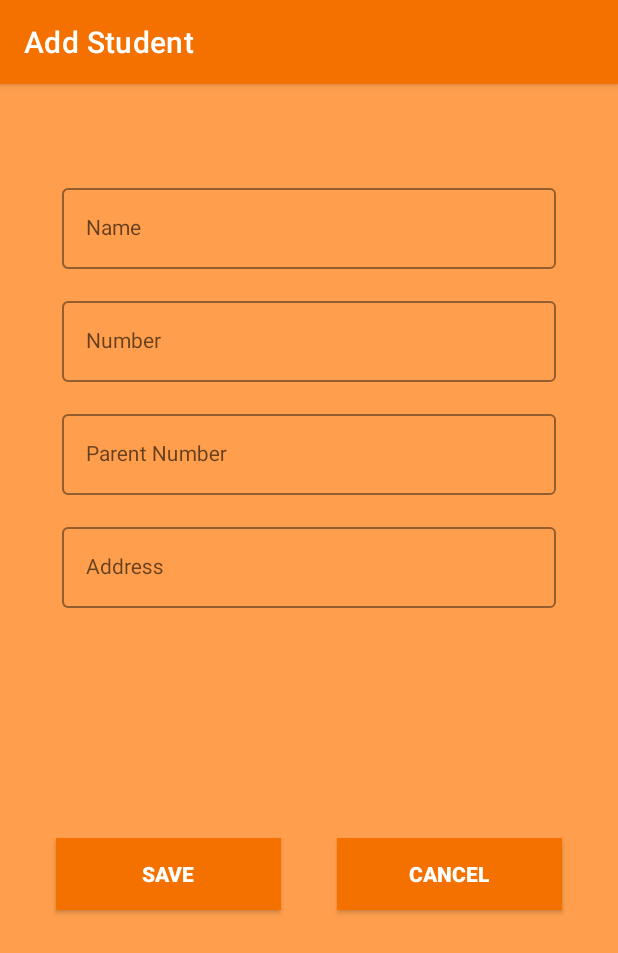
After one commit to selcannarin/SchoolBusTracker-Driver, an Android app: the AddStudentFragment screen opened through its navigation route, on a phone screen of 412 x 824 dp. The commit adds this screen. Shown: the top 953 px of the screen. Run offline under Robolectric (Android 15) with nearby library versions, the phone set to English and light mode, and no system bars; our stand-ins replace Dagger/Hilt's generated code, Firebase (no records; nobody signed in at launch, a user with empty details on screens opened directly).

Commit message:
add AddStudent fragment ui and business logic and updates in AttendanceFragment data layer

```diff
--- a/app/src/main/java/com/selcannarin/schoolbustrackerdriver/data/model/Driver.kt
+++ b/app/src/main/java/com/selcannarin/schoolbustrackerdriver/data/model/Driver.kt
@@ -8,5 +8,5 @@ data class Driver(
 
     val licensePlate: String = "",
 
-    val students: List<Int>? = null
+    var students: List<Int>? = null
 )
--- a/app/src/main/java/com/selcannarin/schoolbustrackerdriver/data/model/Student.kt
+++ b/app/src/main/java/com/selcannarin/schoolbustrackerdriver/data/model/Student.kt
@@ -6,9 +6,7 @@ data class Student(
 
     val student_name : String = "",
 
-    val student_status: Boolean = true,
-
     val parent_phone_number: Long = 0,
 
-    val student_adress: String = ""
+    val student_address: String = ""
 )
--- /dev/null
+++ b/app/src/main/java/com/selcannarin/schoolbustrackerdriver/ui/attendance/AddStudentFragment.kt
@@ -0,0 +1,144 @@
+package com.selcannarin.schoolbustrackerdriver.ui.attendance
+
+import android.os.Bundle
+import android.view.LayoutInflater
+import android.view.View
+import android.view.ViewGroup
+import android.widget.Toast
+import androidx.appcompat.app.AppCompatActivity
+import androidx.fragment.app.Fragment
+import androidx.fragment.app.viewModels
+import androidx.navigation.fragment.findNavController
+import com.selcannarin.schoolbustrackerdriver.R
+import com.selcannarin.schoolbustrackerdriver.data.model.Driver
+import com.selcannarin.schoolbustrackerdriver.data.model.Student
+import com.selcannarin.schoolbustrackerdriver.databinding.FragmentAddStudentBinding
+import com.selcannarin.schoolbustrackerdriver.ui.auth.AuthViewModel
+import com.selcannarin.schoolbustrackerdriver.ui.profile.ProfileViewModel
+import com.selcannarin.schoolbustrackerdriver.util.UiState
+import dagger.hilt.android.AndroidEntryPoint
+
+@AndroidEntryPoint
+class AddStudentFragment : Fragment() {
+
+    private lateinit var binding: FragmentAddStudentBinding
+    private val authViewModel: AuthViewModel by viewModels()
+    private val profileViewModel: ProfileViewModel by viewModels()
+    private val attendanceViewModel: AttendanceViewModel by viewModels()
+
+    override fun onViewCreated(view: View, savedInstanceState: Bundle?) {
+        super.onViewCreated(view, savedInstanceState)
+        binding = FragmentAddStudentBinding.bind(view)
+        val toolbar = (activity as AppCompatActivity).supportActionBar
+        toolbar?.title = "Add Student"
+
+        setupListeners()
+    }
+
+    override fun onCreateView(
+        inflater: LayoutInflater,
+        container: ViewGroup?,
+        savedInstanceState: Bundle?
+    ): View {
+        binding = FragmentAddStudentBinding.inflate(inflater)
+
+        return binding.root
+    }
+
+    private fun setupListeners() {
+        binding?.apply {
+            buttonSave.setOnClickListener {
+
+                val name = binding.editTextName.text.toString()
+                val number = binding.editTextNumber.text.toString().toInt()
+                val parentNumber = binding.editTextParentNumber.text.toString().toLong()
+                val address = binding.editTextAddress.text.toString()
+
+                if (name.isEmpty()) {
+                    binding.editTextName.error = "Student Name should not be empty"
+                    return@setOnClickListener
+                }
+                if (number == null) {
+                    binding.editTextNumber.error = "Student Number should not be empty"
+                    return@setOnClickListener
+                }
+                if (parentNumber == null) {
+                    binding.editTextParentNumber.error = "Parent Number should not be empty"
+                    return@setOnClickListener
+                }
+                if (address.isEmpty()) {
+                    binding.editTextAddress.error = "Student Address should not be empty"
+                    return@setOnClickListener
+                }
+
+                val newStudent = Student(number, name, parentNumber.toLong(), address)
+
+                checkUser(newStudent)
+
+            }
+
+            buttonCancel.setOnClickListener {
+                findNavController().navigate(R.id.action_addStudentFragment_to_attendanceFragment)
+            }
+
+        }
+    }
+
+    private fun checkUser(student: Student) {
+        authViewModel.getCurrentUser()
+        authViewModel.currentUser.observe(viewLifecycleOwner) { user ->
+            if (user != null) {
+                val email = user.email ?: ""
+                val fullName = ""
+                val licensePlate = ""
+                val students: List<Int> = emptyList()
+                profileViewModel.getDriver(Driver(email, fullName, licensePlate, students))
+                profileViewModel.driver.observe(viewLifecycleOwner) { driverState ->
+                    when (driverState) {
+                        is UiState.Success -> {
+                            val driver = driverState.data
+                            addStudent(driver, student)
+                        }
+
+                        is UiState.Failure -> {
+                            Toast.makeText(
+                                requireContext(),
+                                "User not found. Please login!",
+                                Toast.LENGTH_SHORT
+                            ).show()
+                        }
+
+                        else -> {}
+                    }
+                }
+            }
+        }
+    }
+
+    private fun addStudent(user: Driver, student: Student) {
+        attendanceViewModel.addStudent(user, student)
+        attendanceViewModel.addStudent.observe(viewLifecycleOwner) { studentState ->
+            when (studentState) {
+                is UiState.Success -> {
+                    val addedStudent = studentState.data
+                    Toast.makeText(
+                        requireContext(),
+                        "The student added successfully!",
+                        Toast.LENGTH_SHORT
+                    ).show()
+                    findNavController().navigate(R.id.action_addStudentFragment_to_attendanceFragment)
+                }
+
+                is UiState.Failure -> {
+                    Toast.makeText(
+                        requireContext(),
+                        "The student could not be added. Try again!",
+                        Toast.LENGTH_SHORT
+                    ).show()
+                }
+
+                else -> {}
+            }
+        }
+    }
+}
--- /dev/null
+++ b/app/src/main/res/layout/fragment_add_student.xml
@@ -0,0 +1,141 @@
+<?xml version="1.0" encoding="utf-8"?>
+<androidx.constraintlayout.widget.ConstraintLayout xmlns:android="http://schemas.android.com/apk/res/android"
+    xmlns:app="http://schemas.android.com/apk/res-auto"
+    android:layout_width="match_parent"
+    android:layout_height="match_parent"
+    android:background="@color/light_orange">
+
+
+    <com.google.android.material.textfield.TextInputLayout
+        android:id="@+id/nameLayout"
+        style="@style/LoginTextInputOuterFieldStyle"
+        android:layout_width="0dp"
+        android:layout_height="wrap_content"
+        android:layout_marginHorizontal="24dp"
+        android:layout_marginTop="64dp"
+        app:boxStrokeColor="#1E1E1E"
+        app:hintTextColor="#1E1E1E"
+        app:layout_constraintEnd_toEndOf="parent"
+        app:layout_constraintHorizontal_bias="0.5"
+        app:layout_constraintStart_toStartOf="parent"
+        app:layout_constraintTop_toTopOf="parent"
+        app:layout_constraintWidth_default="percent"
+        app:layout_constraintWidth_percent="0.8">
+
+        <com.google.android.material.textfield.TextInputEditText
+            android:id="@+id/editTextName"
+            style="@style/LoginTextInputInnerFieldStyle"
+            android:layout_width="match_parent"
+            android:layout_height="wrap_content"
+            android:hint="Name" />
+    </com.google.android.material.textfield.TextInputLayout>
+
+    <com.google.android.material.textfield.TextInputLayout
+        android:id="@+id/numberLayout"
+        style="@style/LoginTextInputOuterFieldStyle"
+        android:layout_width="0dp"
+        android:layout_height="wrap_content"
+        android:layout_marginHorizontal="24dp"
+        android:layout_marginTop="16dp"
+        app:boxStrokeColor="#1E1E1E"
+        app:hintTextColor="#1E1E1E"
+        app:layout_constraintEnd_toEndOf="parent"
+        app:layout_constraintHorizontal_bias="0.5"
+        app:layout_constraintStart_toStartOf="parent"
+        app:layout_constraintTop_toBottomOf="@id/nameLayout"
+        app:layout_constraintWidth_default="percent"
+        app:layout_constraintWidth_percent="0.8">
+
+        <com.google.android.material.textfield.TextInputEditText
+            android:id="@+id/editTextNumber"
+            style="@style/LoginTextInputInnerFieldStyle"
+            android:layout_width="match_parent"
+            android:layout_height="wrap_content"
+            android:hint="Number"
+            android:inputType="number" />
+    </com.google.android.material.textfield.TextInputLayout>
+
+    <com.google.android.material.textfield.TextInputLayout
+        android:id="@+id/parentNumberLayout"
+        style="@style/LoginTextInputOuterFieldStyle"
+        android:layout_width="0dp"
+        android:layout_height="wrap_content"
+        android:layout_marginHorizontal="24dp"
+        android:layout_marginTop="16dp"
+        app:boxStrokeColor="#1E1E1E"
+        app:hintTextColor="#1E1E1E"
+        app:layout_constraintEnd_toEndOf="parent"
+        app:layout_constraintHorizontal_bias="0.5"
+        app:layout_constraintStart_toStartOf="parent"
+        app:layout_constraintTop_toBottomOf="@id/numberLayout"
+        app:layout_constraintWidth_default="percent"
+        app:layout_constraintWidth_percent="0.8">
+
+        <com.google.android.material.textfield.TextInputEditText
+            android:id="@+id/editTextParentNumber"
+            style="@style/LoginTextInputInnerFieldStyle"
+            android:layout_width="match_parent"
+            android:layout_height="wrap_content"
+            android:hint="Parent Number"
+            android:inputType="phone" />
+    </com.google.android.material.textfield.TextInputLayout>
+
+    <com.google.android.material.textfield.TextInputLayout
+        android:id="@+id/addressLayout"
+        style="@style/LoginTextInputOuterFieldStyle"
+        android:layout_width="0dp"
+        android:layout_height="wrap_content"
+        android:layout_marginHorizontal="24dp"
+        android:layout_marginTop="16dp"
+        app:boxStrokeColor="#1E1E1E"
+        app:hintTextColor="#1E1E1E"
+        app:layout_constraintEnd_toEndOf="parent"
+        app:layout_constraintHorizontal_bias="0.5"
+        app:layout_constraintStart_toStartOf="parent"
+        app:layout_constraintTop_toBottomOf="@id/parentNumberLayout"
+        app:layout_constraintWidth_default="percent"
+        app:layout_constraintWidth_percent="0.8">
+
+        <com.google.android.material.textfield.TextInputEditText
+            android:id="@+id/editTextAddress"
+            style="@style/LoginTextInputInnerFieldStyle"
+            android:layout_width="match_parent"
+            android:layout_height="wrap_content"
+            android:hint="Address" />
+    </com.google.android.material.textfield.TextInputLayout>
+
+    <androidx.appcompat.widget.AppCompatButton
+        android:id="@+id/buttonSave"
+        android:layout_width="150dp"
+        android:layout_height="wrap_content"
+        android:layout_marginBottom="64dp"
+        android:background="@color/orange"
+        android:text="Save"
+        android:textColor="@color/white"
+        android:textStyle="bold"
+        app:layout_constraintBottom_toBottomOf="parent"
+        app:layout_constraintEnd_toStartOf="@+id/buttonCancel"
+        app:layout_constraintHorizontal_bias="0.5"
+        app:layout_constraintStart_toStartOf="parent"
+        app:layout_constraintTop_toBottomOf="@+id/addressLayout"
+        app:layout_constraintWidth_default="percent"
+        app:layout_constraintWidth_percent="0.6" />
+
+    <androidx.appcompat.widget.AppCompatButton
+        android:id="@+id/buttonCancel"
+        android:layout_width="150dp"
+        android:layout_height="wrap_content"
+        android:layout_marginBottom="64dp"
+        android:background="@color/orange"
+        android:text="Cancel"
+        android:textColor="@color/white"
+        android:textStyle="bold"
+        app:layout_constraintBottom_toBottomOf="parent"
+        app:layout_constraintEnd_toEndOf="parent"
+        app:layout_constraintHorizontal_bias="0.5"
+        app:layout_constraintStart_toEndOf="@+id/buttonSave"
+        app:layout_constraintTop_toBottomOf="@+id/addressLayout"
+        app:layout_constraintWidth_default="percent"
+        app:layout_constraintWidth_percent="0.6" />
+
+</androidx.constraintlayout.widget.ConstraintLayout>
--- a/app/src/main/res/navigation/nav_graph.xml
+++ b/app/src/main/res/navigation/nav_graph.xml
@@ -62,7 +62,11 @@
         android:id="@+id/attendanceFragment"
         android:name="com.selcannarin.schoolbustrackerdriver.ui.attendance.AttendanceFragment"
         android:label="fragment_attendance"
-        tools:layout="@layout/fragment_attendance" />
+        tools:layout="@layout/fragment_attendance" >
+        <action
+            android:id="@+id/action_attendanceFragment_to_addStudentFragment"
+            app:destination="@id/addStudentFragment" />
+    </fragment>
     <fragment
         android:id="@+id/editProfileFragment"
         android:name="com.selcannarin.schoolbustrackerdriver.ui.profile.EditProfileFragment"
@@ -82,5 +86,13 @@
             app:argType="string"
             app:nullable="true" />
     </fragment>
+    <fragment
+        android:id="@+id/addStudentFragment"
+        android:name="com.selcannarin.schoolbustrackerdriver.ui.attendance.AddStudentFragment"
+        android:label="AddStudentFragment" >
+        <action
+            android:id="@+id/action_addStudentFragment_to_attendanceFragment"
+            app:destination="@id/attendanceFragment" />
+    </fragment>
 
 </navigation>
```
Also changed, not shown: app/src/main/java/com/selcannarin/schoolbustrackerdriver/data/datasource/student/StudentDataSource.kt (+4 -3 lines), app/src/main/java/com/selcannarin/schoolbustrackerdriver/data/datasource/student/StudentDataSourceImpl.kt (+41 -6 lines), app/src/main/java/com/selcannarin/schoolbustrackerdriver/data/repository/student/StudentRepository.kt (+4 -3 lines), app/src/main/java/com/selcannarin/schoolbustrackerdriver/data/repository/student/StudentRepositoryImpl.kt (+7 -6 lines), app/src/main/java/com/selcannarin/schoolbustrackerdriver/ui/attendance/AttendanceFragment.kt (+20 -2 lines), app/src/main/java/com/selcannarin/schoolbustrackerdriver/ui/attendance/AttendanceViewModel.kt (+10 -0 lines), app/src/main/res/layout/fragment_attendance.xml (+8 -1 lines).
